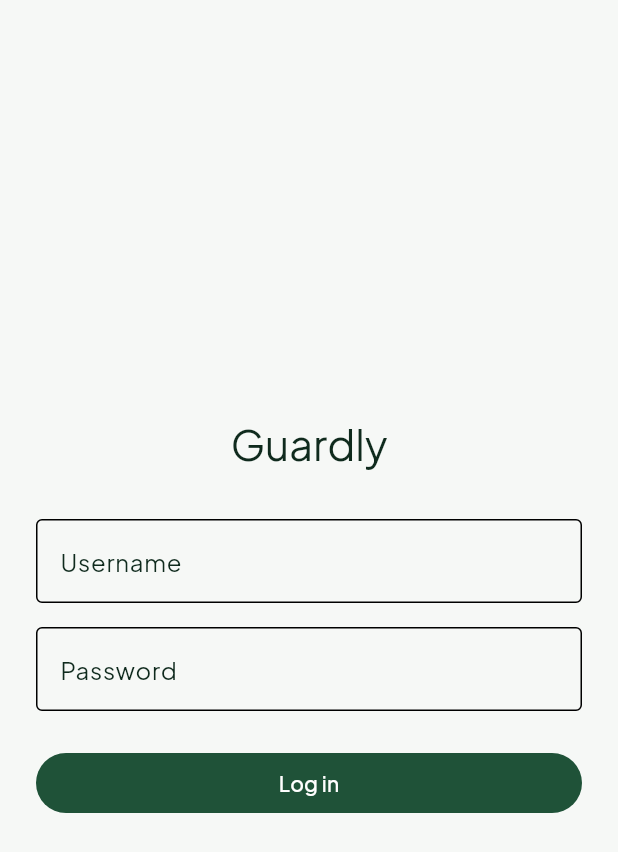
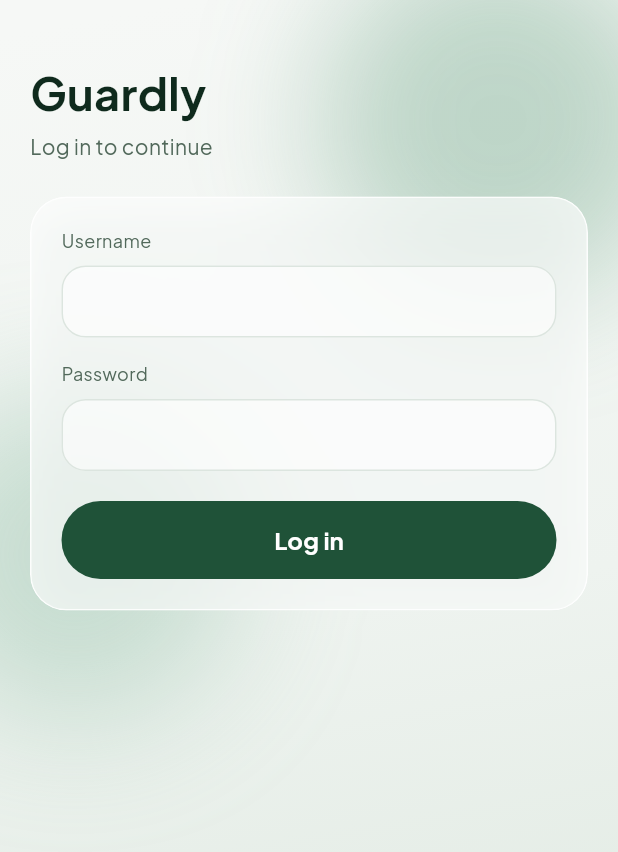
Before and after one commit to shahna617/flutter-app, a Flutter app: the screen it shows after launch, on a phone screen of 412 x 824 dp. Shown: the top 852 px of the screen. Run offline on Flutter 3.47's test engine with Material 3 defaults, Android fonts, the phone set to English and light mode, and no system bars; our stand-ins replace flutter_secure_storage, google_fonts; missing offline and left inert: google_mlkit_face_detection.

Commit message:
Add face detection service, login screen with shared design, PrimaryButton and AppTextField

```diff
--- a/lib/core/auth/auth_service.dart
+++ b/lib/core/auth/auth_service.dart
@@ -57,7 +57,7 @@ class AuthService {
         headers: {'Content-Type': 'application/json'},
         body: jsonEncode({'username': username, 'password': password}),
       )
-          .timeout(const Duration(seconds: 15));
+          .timeout(const Duration(seconds: 60));
     } on TimeoutException {
       throw const AuthException('The server took too long to respond.');
     } catch (_) {
--- /dev/null
+++ b/lib/core/widgets/app_text_field.dart
@@ -0,0 +1,68 @@
+import 'package:flutter/material.dart';
+import '../theme/app_colors.dart';
+import '../theme/app_spacing.dart';
+import '../theme/app_text_styles.dart';
+
+/// Text field from DESIGN.md section 7: label above, white 60% fill,
+/// radius 16, 1px border, primary border on focus.
+class AppTextField extends StatelessWidget {
+  const AppTextField({
+    super.key,
+    required this.label,
+    required this.controller,
+    this.obscureText = false,
+    this.enabled = true,
+    this.autocorrect = true,
+    this.textInputAction,
+    this.keyboardType,
+    this.onSubmitted,
+  });
+
+  final String label;
+  final TextEditingController controller;
+  final bool obscureText;
+  final bool enabled;
+  final bool autocorrect;
+  final TextInputAction? textInputAction;
+  final TextInputType? keyboardType;
+  final ValueChanged<String>? onSubmitted;
+
+  OutlineInputBorder _border(Color color) => OutlineInputBorder(
+    borderRadius: BorderRadius.circular(AppRadius.inner),
+    borderSide: BorderSide(color: color, width: 1),
+  );
+
+  @override
+  Widget build(BuildContext context) {
+    return Column(
+      crossAxisAlignment: CrossAxisAlignment.start,
+      children: [
+        Text(label, style: AppTextStyles.meta),
+        const SizedBox(height: AppSpacing.s8),
+        TextField(
+          controller: controller,
+          enabled: enabled,
+          obscureText: obscureText,
+          autocorrect: autocorrect,
+          textInputAction: textInputAction,
+          keyboardType: keyboardType,
+          onSubmitted: onSubmitted,
+          style: AppTextStyles.body,
+          cursorColor: AppColors.primary,
+          decoration: InputDecoration(
+            filled: true,
+            fillColor: Colors.white.withValues(alpha: 0.6),
+            contentPadding: const EdgeInsets.symmetric(
+              horizontal: AppSpacing.s16,
+              vertical: AppSpacing.s12,
+            ),
+            border: _border(AppColors.border),
+            enabledBorder: _border(AppColors.border),
+            disabledBorder: _border(AppColors.border),
+            focusedBorder: _border(AppColors.primary),
+          ),
+        ),
+      ],
+    );
+  }
+}
--- /dev/null
+++ b/lib/core/widgets/primary_button.dart
@@ -0,0 +1,64 @@
+import 'package:flutter/material.dart';
+import '../theme/app_colors.dart';
+import '../theme/app_spacing.dart';
+import '../theme/app_text_styles.dart';
+
+/// Primary action button from DESIGN.md section 7: height 52, full width,
+/// pill shape, primary fill, optional leading icon. Max one per card.
+class PrimaryButton extends StatelessWidget {
+  const PrimaryButton({
+    super.key,
+    required this.label,
+    required this.onPressed,
+    this.icon,
+    this.loading = false,
+  });
+
+  final String label;
+  final VoidCallback? onPressed;
+  final IconData? icon;
+
+  /// Shows a spinner and disables the button while true.
+  final bool loading;
+
+  @override
+  Widget build(BuildContext context) {
+    final enabled = onPressed != null && !loading;
+
+    return SizedBox(
+      width: double.infinity,
+      height: AppSpacing.buttonHeight,
+      child: FilledButton(
+        onPressed: enabled ? onPressed : null,
+        style: FilledButton.styleFrom(
+          backgroundColor: AppColors.primary,
+          foregroundColor: AppColors.onPrimary,
+          disabledBackgroundColor: AppColors.primary.withValues(alpha: 0.5),
+          disabledForegroundColor: AppColors.onPrimary,
+          shape: const StadiumBorder(),
+          padding: const EdgeInsets.symmetric(horizontal: AppSpacing.s20),
+        ),
+        child: loading
+            ? const SizedBox(
+          height: 20,
+          width: 20,
+          child: CircularProgressIndicator(
+            strokeWidth: 2,
+            color: AppColors.onPrimary,
+          ),
+        )
+            : Row(
+          mainAxisAlignment: MainAxisAlignment.center,
+          mainAxisSize: MainAxisSize.min,
+          children: [
+            if (icon != null) ...[
+              Icon(icon, size: 20),
+              const SizedBox(width: AppSpacing.s8),
+            ],
+            Text(label, style: AppTextStyles.button),
+          ],
+        ),
+      ),
+    );
+  }
+}
--- a/lib/screens/login_screen.dart
+++ b/lib/screens/login_screen.dart
@@ -2,9 +2,17 @@ import 'package:flutter/foundation.dart';
 import 'package:flutter/material.dart';
 import 'package:provider/provider.dart';
 
-import '../../core/auth/auth_service.dart';
-import '../../core/session/session_provider.dart';
+import '../core/auth/auth_service.dart';
+import '../core/session/session_provider.dart';
+import '../core/theme/app_colors.dart';
+import '../core/theme/app_spacing.dart';
+import '../core/theme/app_text_styles.dart';
+import '../core/widgets/app_scaffold.dart';
+import '../core/widgets/app_text_field.dart';
+import '../core/widgets/glass_card.dart';
+import '../core/widgets/primary_button.dart';
 
+/// Login screen. Follows DESIGN.md: shared scaffold, glass card, theme tokens only.
 class LoginScreen extends StatefulWidget {
   const LoginScreen({super.key});
 
@@ -16,6 +24,7 @@ class _LoginScreenState extends State<LoginScreen> {
   final _usernameController = TextEditingController();
   final _passwordController = TextEditingController();
   bool _loading = false;
+  bool _waking = false;
   String? _error;
 
   @override
@@ -35,6 +44,7 @@ class _LoginScreenState extends State<LoginScreen> {
 
     setState(() {
       _loading = true;
+      _waking = true;
       _error = null;
     });
 
@@ -46,7 +56,12 @@ class _LoginScreenState extends State<LoginScreen> {
       if (!mounted) return;
       setState(() => _error = e.message);
     } finally {
-      if (mounted) setState(() => _loading = false);
+      if (mounted) {
+        setState(() {
+          _loading = false;
+          _waking = false;
+        });
+      }
     }
   }
 
@@ -54,85 +69,83 @@ class _LoginScreenState extends State<LoginScreen> {
   Widget build(BuildContext context) {
     final session = context.read<SessionProvider>();
 
-    return Scaffold(
-      body: SafeArea(
-        child: Center(
-          child: SingleChildScrollView(
-            padding: const EdgeInsets.all(24),
-            child: ConstrainedBox(
-              constraints: const BoxConstraints(maxWidth: 400),
-              child: Column(
-                mainAxisSize: MainAxisSize.min,
+    return AppScaffold(
+      body: Column(
         crossAxisAlignment: CrossAxisAlignment.stretch,
         children: [
-                  Text(
-                    'Guardly',
-                    textAlign: TextAlign.center,
-                    style: Theme.of(context).textTheme.headlineMedium,
-                  ),
-                  const SizedBox(height: 32),
-                  TextField(
+          const SizedBox(height: AppSpacing.s24),
+          Text('Guardly', style: AppTextStyles.greeting),
+          const SizedBox(height: AppSpacing.s4),
+          Text('Log in to continue', style: AppTextStyles.bodyMuted),
+          const SizedBox(height: AppSpacing.s24),
+          GlassCard(
+            padding: const EdgeInsets.all(AppSpacing.s20),
+            child: Column(
+              crossAxisAlignment: CrossAxisAlignment.stretch,
+              children: [
+                AppTextField(
+                  label: 'Username',
                   controller: _usernameController,
                   enabled: !_loading,
+                  autocorrect: false,
                   textInputAction: TextInputAction.next,
-                    autocorrect: false,
-                    decoration: const InputDecoration(
-                      labelText: 'Username',
-                      border: OutlineInputBorder(),
                 ),
-                  ),
-                  const SizedBox(height: 16),
-                  TextField(
+                const SizedBox(height: AppSpacing.s16),
+                AppTextField(
+                  label: 'Password',
                   controller: _passwordController,
                   enabled: !_loading,
                   obscureText: true,
                   onSubmitted: (_) => _submit(),
-                    decoration: const InputDecoration(
-                      labelText: 'Password',
-                      border: OutlineInputBorder(),
                 ),
+                const SizedBox(height: AppSpacing.s20),
+                PrimaryButton(
+                  label: 'Log in',
+                  onPressed: _submit,
+                  loading: _loading,
                 ),
-                  if (_error != null) ...[
-                    const SizedBox(height: 12),
+                if (_waking && _error == null) ...[
+                  const SizedBox(height: AppSpacing.s12),
+                  Text(
+                    'Waking up the server, this can take up to a minute.',
+                    style: AppTextStyles.bodyMuted,
+                  ),
+                ] else if (_error != null) ...[
+                  const SizedBox(height: AppSpacing.s12),
                   Text(
                     _error!,
-                      style: TextStyle(
-                        color: Theme.of(context).colorScheme.error,
+                    style: AppTextStyles.body.copyWith(
+                      color: AppColors.danger,
                     ),
-                    ),
-                  ],
-                  const SizedBox(height: 24),
-                  FilledButton(
-                    onPressed: _loading ? null : _submit,
-                    child: _loading
-                        ? const SizedBox(
-                      height: 20,
-                      width: 20,
-                      child: CircularProgressIndicator(strokeWidth: 2),
-                    )
-                        : const Text('Log in'),
-                  ),
-                  if (kDebugMode) ...[
-                    const SizedBox(height: 32),
-                    const Divider(),
-                    const Text(
-                      'Debug only',
-                      textAlign: TextAlign.center,
-                    ),
-                    TextButton(
-                      onPressed: () => session.setRole(UserRole.student),
-                      child: const Text('Dev: enter as Student'),
-                    ),
-                    TextButton(
-                      onPressed: () => session.setRole(UserRole.admin),
-                      child: const Text('Dev: enter as Admin'),
                   ),
                 ],
               ],
             ),
           ),
+          if (kDebugMode) ...[
+            const SizedBox(height: AppSpacing.s24),
+            Text(
+              'Debug only',
+              textAlign: TextAlign.center,
+              style: AppTextStyles.meta,
+            ),
+            const SizedBox(height: AppSpacing.s8),
+            TextButton(
+              onPressed: () => session.setRole(UserRole.student),
+              child: Text(
+                'Dev: enter as Student',
+                style: AppTextStyles.chip,
               ),
             ),
+            TextButton(
+              onPressed: () => session.setRole(UserRole.admin),
+              child: Text(
+                'Dev: enter as Admin',
+                style: AppTextStyles.chip,
+              ),
+            ),
+          ],
+        ],
       ),
     );
   }
--- /dev/null
+++ b/lib/services/face_detection_service.dart
@@ -0,0 +1,50 @@
+import 'package:google_mlkit_face_detection/google_mlkit_face_detection.dart';
+
+/// Finds faces in a photo using Google ML Kit. Runs fully on the phone.
+///
+/// Usage:
+///   final service = FaceDetectionService();
+///   final face = await service.detectLargestFace(photoPath);
+///   if (face == null) { /* no face found */ }
+///   service.dispose();
+class FaceDetectionService {
+  FaceDetectionService()
+      : _detector = FaceDetector(
+    options: FaceDetectorOptions(
+      performanceMode: FaceDetectorMode.accurate,
+      minFaceSize: 0.1,
+    ),
+  );
+
+  final FaceDetector _detector;
+
+  /// Returns every face found in the photo (empty list if none).
+  Future<List<Face>> detectFaces(String imagePath) async {
+    final inputImage = InputImage.fromFilePath(imagePath);
+    return _detector.processImage(inputImage);
+  }
+
+  /// Returns the biggest face in the photo, or null if there is none.
+  /// The biggest face is usually the main person in an incident photo.
+  Future<Face?> detectLargestFace(String imagePath) async {
+    final faces = await detectFaces(imagePath);
+    if (faces.isEmpty) return null;
+
+    Face largest = faces.first;
+    double largestArea = _area(largest);
+    for (final face in faces.skip(1)) {
+      final area = _area(face);
+      if (area > largestArea) {
+        largest = face;
+        largestArea = area;
+      }
+    }
+    return largest;
+  }
+
+  double _area(Face face) =>
+      face.boundingBox.width * face.boundingBox.height;
+
+  /// Frees the detector. Call when you are done with the service.
+  Future<void> dispose() => _detector.close();
+}
--- a/pubspec.yaml
+++ b/pubspec.yaml
@@ -38,6 +38,8 @@ dependencies:
   google_fonts: ^8.1.0
   http: ^1.6.0
   flutter_secure_storage: 10.3.4
+  google_mlkit_face_detection: ^0.14.0
+  image_picker: ^1.2.2
 
 dev_dependencies:
   flutter_test:
```
Also changed, not shown: pubspec.lock. Lines whose indentation alone changed are shown as unchanged.
